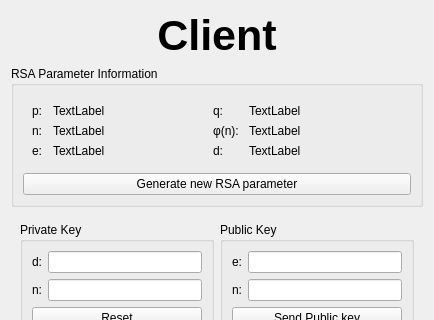
The window that Qt-RSA/client.ui (NekoSilverFox/Qt-RSA) describes before a commit, drawn with Qt 5; both pictures show x 0 to 434 and y 0 to 320 of the 434 by 779 pixel window.
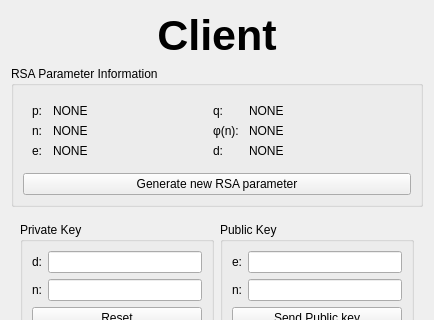
The same window after the commit.

Commit message: 完善 Client

Diff of the .ui file:
```diff
--- a/Qt-RSA/client.ui
+++ b/Qt-RSA/client.ui
@@ -55,7 +55,7 @@
          <item row="0" column="1">
           <widget class="QLabel" name="lb_p">
            <property name="text">
-            <string>TextLabel</string>
+            <string>NONE</string>
            </property>
           </widget>
          </item>
@@ -69,7 +69,7 @@
          <item row="0" column="3">
           <widget class="QLabel" name="lb_q">
            <property name="text">
-            <string>TextLabel</string>
+            <string>NONE</string>
            </property>
           </widget>
          </item>
@@ -89,7 +89,7 @@
          <item row="1" column="1">
           <widget class="QLabel" name="lb_n">
            <property name="text">
-            <string>TextLabel</string>
+            <string>NONE</string>
            </property>
           </widget>
          </item>
@@ -109,7 +109,7 @@
          <item row="1" column="3">
           <widget class="QLabel" name="lb_fn">
            <property name="text">
-            <string>TextLabel</string>
+            <string>NONE</string>
            </property>
           </widget>
          </item>
@@ -129,7 +129,7 @@
          <item row="2" column="1">
           <widget class="QLabel" name="lb_e">
            <property name="text">
-            <string>TextLabel</string>
+            <string>NONE</string>
            </property>
           </widget>
          </item>
@@ -143,7 +143,7 @@
          <item row="2" column="3">
           <widget class="QLabel" name="lb_d">
            <property name="text">
-            <string>TextLabel</string>
+            <string>NONE</string>
            </property>
           </widget>
          </item>
```
Left out of the diff: 12 changed lines with no effect on the pictures. The commit also changes 16 other files.
